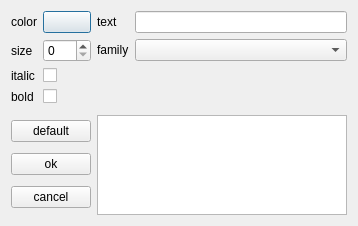
Old version of the form src/View/ui/dialog_settings_text.ui in the repository anton84tiunov/python_pdf_parcer.
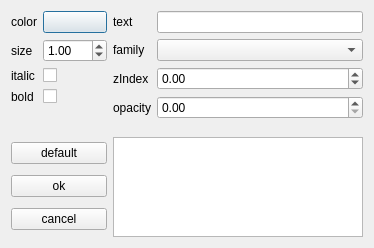
New version of the form.

Commit message: 5.3.5  создал диалоговое окно для текста и настроил z-index  для график фмгур

What changed in the file:
```diff
--- a/src/View/ui/dialog_settings_text.ui
+++ b/src/View/ui/dialog_settings_text.ui
@@ -6,8 +6,8 @@
    <rect>
     <x>0</x>
     <y>0</y>
-    <width>355</width>
-    <height>226</height>
+    <width>361</width>
+    <height>248</height>
    </rect>
   </property>
   <property name="windowTitle">
@@ -39,9 +39,6 @@
          </property>
         </widget>
        </item>
-       <item row="1" column="1">
-        <widget class="QSpinBox" name="spinBox"/>
-       </item>
        <item row="0" column="1">
         <widget class="QPushButton" name="pushButton_4">
          <property name="text">
@@ -70,6 +67,22 @@
          </property>
         </widget>
        </item>
+       <item row="1" column="1">
+        <widget class="QDoubleSpinBox" name="sp_box_size">
+         <property name="minimum">
+          <double>0.100000000000000</double>
+         </property>
+         <property name="maximum">
+          <double>999.990000000000009</double>
+         </property>
+         <property name="singleStep">
+          <double>0.100000000000000</double>
+         </property>
+         <property name="value">
+          <double>1.000000000000000</double>
+         </property>
+        </widget>
+       </item>
       </layout>
      </item>
      <item row="2" column="0">
@@ -117,7 +130,44 @@
         </widget>
        </item>
        <item row="1" column="1">
-        <widget class="QComboBox" name="comboBox"/>
+        <widget class="QComboBox" name="com_box_family"/>
+       </item>
+       <item row="2" column="0">
+        <widget class="QLabel" name="lbl_z_index">
+         <property name="text">
+          <string>zIndex</string>
+         </property>
+        </widget>
+       </item>
+       <item row="2" column="1">
+        <widget class="QDoubleSpinBox" name="dbl_sp_box_z_index">
+         <property name="minimum">
+          <double>-99999999.900000005960464</double>
+         </property>
+         <property name="maximum">
+          <double>99999999.989999994635582</double>
+         </property>
+         <property name="singleStep">
+          <double>0.100000000000000</double>
+         </property>
+        </widget>
+       </item>
+       <item row="3" column="0">
+        <widget class="QLabel" name="lbl_box_opacity">
+         <property name="text">
+          <string>opacity</string>
+         </property>
+        </widget>
+       </item>
+       <item row="3" column="1">
+        <widget class="QDoubleSpinBox" name="dbl_sp_box_opacity">
+         <property name="maximum">
+          <double>1.000000000000000</double>
+         </property>
+         <property name="singleStep">
+          <double>0.100000000000000</double>
+         </property>
+        </widget>
        </item>
       </layout>
      </item>
```
Left out of the diff: 28 changed lines with no effect on the pictures. The commit also changes 32 other files.
